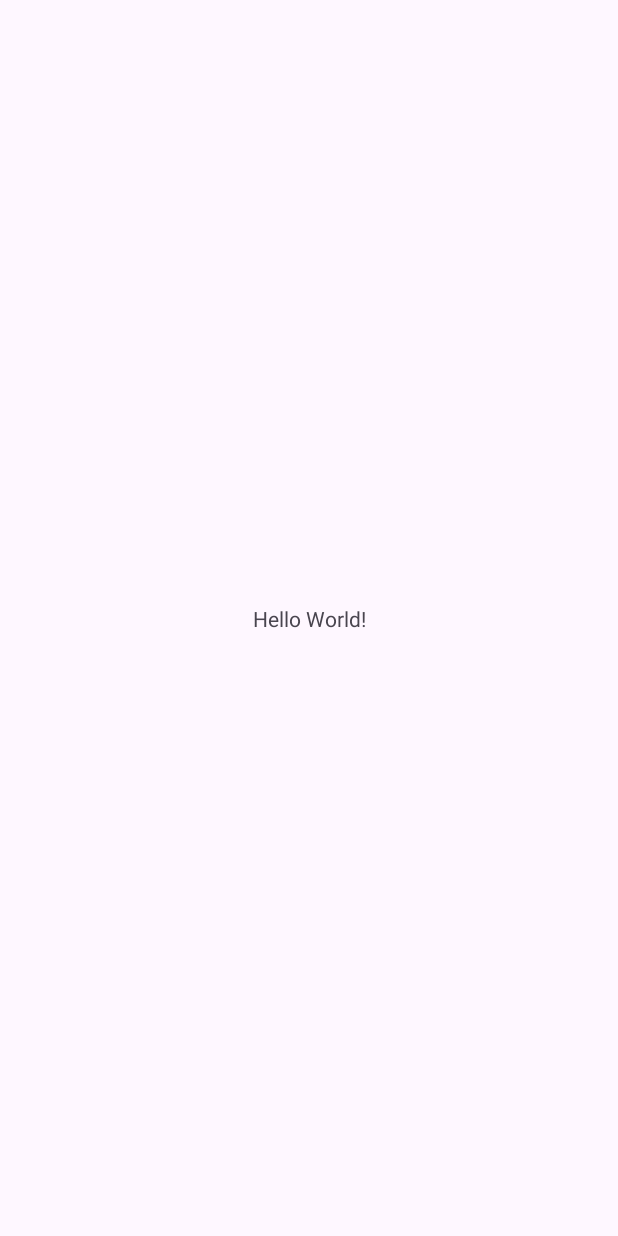
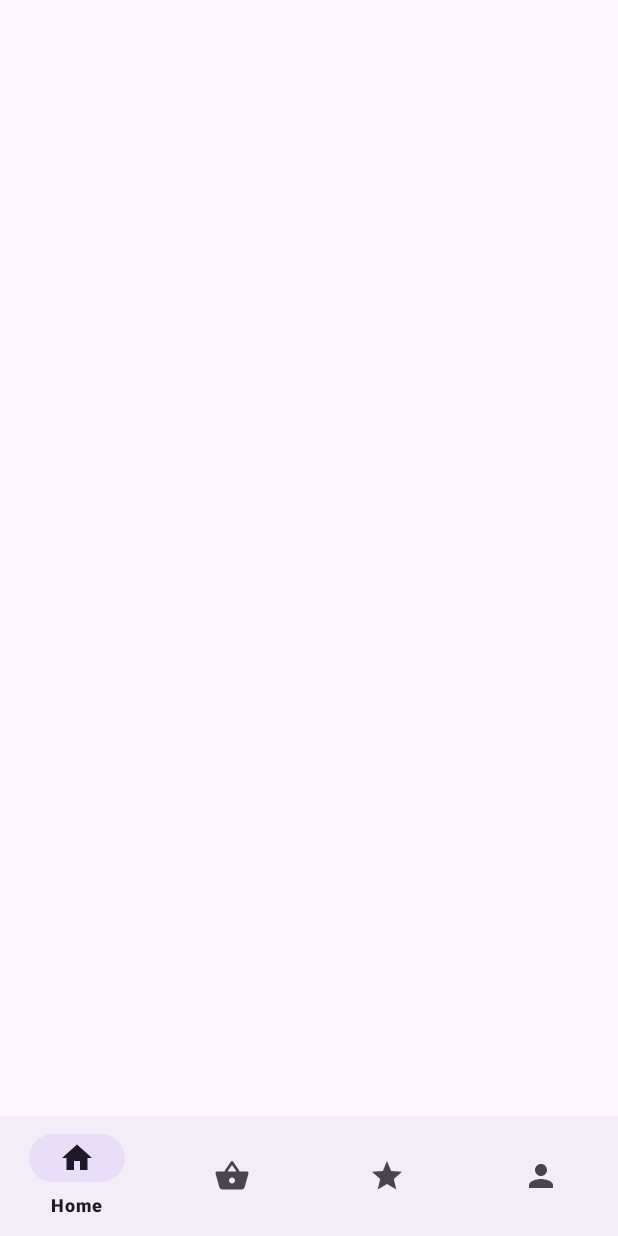
Before and after one commit to muhammeteminbaytar/EMarketCaseApp, an Android app: the screen it shows after launch (MainActivity), on a phone screen of 412 x 824 dp. Before the commit the screen is almost empty. Run offline under Robolectric (Android 15) with nearby library versions, the phone set to English and light mode, and no system bars; our stand-ins replace Dagger/Hilt's generated code.

Commit message:
Added material lib and bottom bar - navigation comp

```diff
--- a/app/src/main/java/com/example/emarketcaseapp/presentation/view/MainActivity.kt
+++ b/app/src/main/java/com/example/emarketcaseapp/presentation/view/MainActivity.kt
@@ -2,6 +2,7 @@ package com.example.emarketcaseapp.presentation.view
 
 import android.os.Bundle
 import androidx.activity.enableEdgeToEdge
+import androidx.activity.viewModels
 import androidx.appcompat.app.AppCompatActivity
 import androidx.core.view.ViewCompat
 import androidx.core.view.WindowInsetsCompat
@@ -11,7 +12,7 @@ import dagger.hilt.android.AndroidEntryPoint
 
 @AndroidEntryPoint
 class MainActivity : AppCompatActivity() {
-//    private val viewModel: MainViewModel by viewModels()
+    private val viewModel: MainViewModel by viewModels()
 
     override fun onCreate(savedInstanceState: Bundle?) {
         super.onCreate(savedInstanceState)
--- /dev/null
+++ b/app/src/main/res/drawable/ic_cart.xml
@@ -0,0 +1,5 @@
+<vector xmlns:android="http://schemas.android.com/apk/res/android" android:height="24dp" android:tint="#000000" android:viewportHeight="24" android:viewportWidth="24" android:width="24dp">
+
+    <path android:fillColor="@android:color/white" android:pathData="M17.21,9l-4.38,-6.56c-0.19,-0.28 -0.51,-0.42 -0.83,-0.42 -0.32,0 -0.64,0.14 -0.83,0.43L6.79,9L2,9c-0.55,0 -1,0.45 -1,1 0,0.09 0.01,0.18 0.04,0.27l2.54,9.27c0.23,0.84 1,1.46 1.92,1.46h13c0.92,0 1.69,-0.62 1.93,-1.46l2.54,-9.27L23,10c0,-0.55 -0.45,-1 -1,-1h-4.79zM9,9l3,-4.4L15,9L9,9zM12,17c-1.1,0 -2,-0.9 -2,-2s0.9,-2 2,-2 2,0.9 2,2 -0.9,2 -2,2z"/>
+
+</vector>
--- /dev/null
+++ b/app/src/main/res/drawable/ic_home.xml
@@ -0,0 +1,5 @@
+<vector xmlns:android="http://schemas.android.com/apk/res/android" android:height="24dp" android:tint="#000000" android:viewportHeight="24" android:viewportWidth="24" android:width="24dp">
+
+    <path android:fillColor="@android:color/white" android:pathData="M10,20v-6h4v6h5v-8h3L12,3 2,12h3v8z"/>
+
+</vector>
--- /dev/null
+++ b/app/src/main/res/drawable/ic_profile.xml
@@ -0,0 +1,5 @@
+<vector xmlns:android="http://schemas.android.com/apk/res/android" android:height="24dp" android:tint="#000000" android:viewportHeight="24" android:viewportWidth="24" android:width="24dp">
+
+    <path android:fillColor="@android:color/white" android:pathData="M12,12c2.21,0 4,-1.79 4,-4s-1.79,-4 -4,-4 -4,1.79 -4,4 1.79,4 4,4zM12,14c-2.67,0 -8,1.34 -8,4v2h16v-2c0,-2.66 -5.33,-4 -8,-4z"/>
+
+</vector>
--- /dev/null
+++ b/app/src/main/res/drawable/ic_star.xml
@@ -0,0 +1,5 @@
+<vector xmlns:android="http://schemas.android.com/apk/res/android" android:height="24dp" android:tint="#000000" android:viewportHeight="24" android:viewportWidth="24" android:width="24dp">
+
+    <path android:fillColor="@android:color/white" android:pathData="M12,17.27L18.18,21l-1.64,-7.03L22,9.24l-7.19,-0.61L12,2 9.19,8.63 2,9.24l5.46,4.73L5.82,21z"/>
+
+</vector>
--- a/app/src/main/res/layout/activity_main.xml
+++ b/app/src/main/res/layout/activity_main.xml
@@ -7,13 +7,13 @@
     android:layout_height="match_parent"
     tools:context=".presentation.view.MainActivity">
 
-    <TextView
-        android:layout_width="wrap_content"
+    <com.google.android.material.bottomnavigation.BottomNavigationView
+        android:id="@+id/bottom_bar"
+        android:layout_width="match_parent"
         android:layout_height="wrap_content"
-        android:text="Hello World!"
         app:layout_constraintBottom_toBottomOf="parent"
         app:layout_constraintEnd_toEndOf="parent"
         app:layout_constraintStart_toStartOf="parent"
-        app:layout_constraintTop_toTopOf="parent" />
+        app:menu="@menu/bottom_nav_menu"/>
 
 </androidx.constraintlayout.widget.ConstraintLayout>
--- /dev/null
+++ b/app/src/main/res/menu/bottom_nav_menu.xml
@@ -0,0 +1,19 @@
+<?xml version="1.0" encoding="utf-8"?>
+<menu xmlns:android="http://schemas.android.com/apk/res/android">
+    <item
+        android:id="@+id/navigation_home"
+        android:icon="@drawable/ic_home"
+        android:title="Home" />
+    <item
+        android:id="@+id/navigation_cart"
+        android:icon="@drawable/ic_cart"
+        android:title="Cart" />
+    <item
+        android:id="@+id/navigation_favorite"
+        android:icon="@drawable/ic_star"
+        android:title="Favorite" />
+    <item
+        android:id="@+id/navigation_profile"
+        android:icon="@drawable/ic_profile"
+        android:title="Profile" />
+</menu>
--- /dev/null
+++ b/app/src/main/res/navigation/nav_graph.xml
@@ -0,0 +1,6 @@
+<?xml version="1.0" encoding="utf-8"?>
+<navigation xmlns:android="http://schemas.android.com/apk/res/android"
+    xmlns:app="http://schemas.android.com/apk/res-auto"
+    android:id="@+id/nav_graph">
+
+</navigation>
--- a/app/src/main/res/values/strings.xml
+++ b/app/src/main/res/values/strings.xml
@@ -1,3 +1,5 @@
 <resources>
     <string name="app_name">EMarketCaseApp</string>
+    <!-- TODO: Remove or change this placeholder text -->
+    <string name="hello_blank_fragment">Hello blank fragment</string>
 </resources>
```
Also changed, not shown: app/build.gradle.kts (+9 -0 lines), app/src/main/java/com/example/emarketcaseapp/presentation/view/CartScreenFragment.kt (added, +60 -0 lines), app/src/main/java/com/example/emarketcaseapp/presentation/view/FavoriteScreenFragment.kt (added, +60 -0 lines), app/src/main/java/com/example/emarketcaseapp/presentation/view/HomeScreenFragment.kt (added, +60 -0 lines), app/src/main/res/layout/fragment_cart_screen.xml (added, +14 -0 lines), app/src/main/res/layout/fragment_favorite_screen.xml (added, +14 -0 lines), app/src/main/res/layout/fragment_home_screen.xml (added, +14 -0 lines), gradle/libs.versions.toml (+9 -0 lines).
